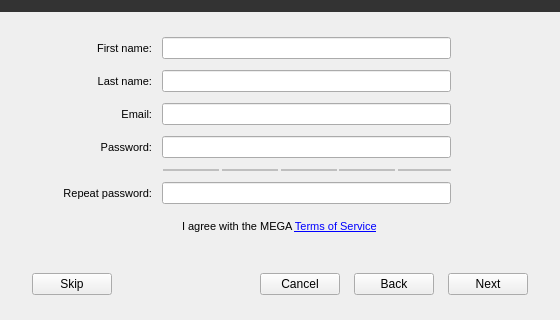
The window that src/MEGASync/gui/win/SetupWizard.ui (meganz/MEGAsync) describes before a commit, drawn with Qt 5; both pictures show x 0 to 560 and y 140 to 460 of the 560 by 460 pixel window.
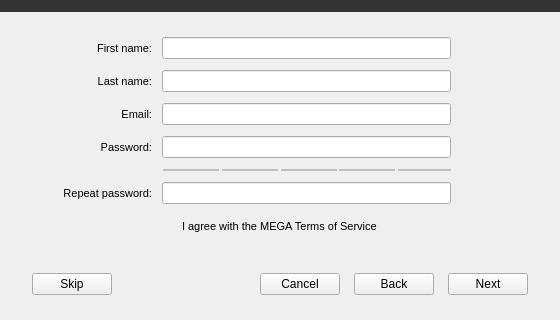
The same window after the commit. The open tabs and pages were chosen to show the change. Icons and pictures are not drawn. Custom widgets are drawn as their Qt base class.

```diff
--- a/src/MEGASync/gui/win/SetupWizard.ui
+++ b/src/MEGASync/gui/win/SetupWizard.ui
@@ -848,7 +848,7 @@
                 <enum>Qt::NoFocus</enum>
                </property>
                <property name="text">
-                <string>I agree with the MEGA &lt;a href=&quot;https://mega.co.nz/#terms&quot;&gt;Terms of Service&lt;/a&gt;</string>
+                <string>I agree with the MEGA &lt;A&gt;Terms of Service&lt;/A&gt;</string>
                </property>
                <property name="textFormat">
                 <enum>Qt::RichText</enum>
```
